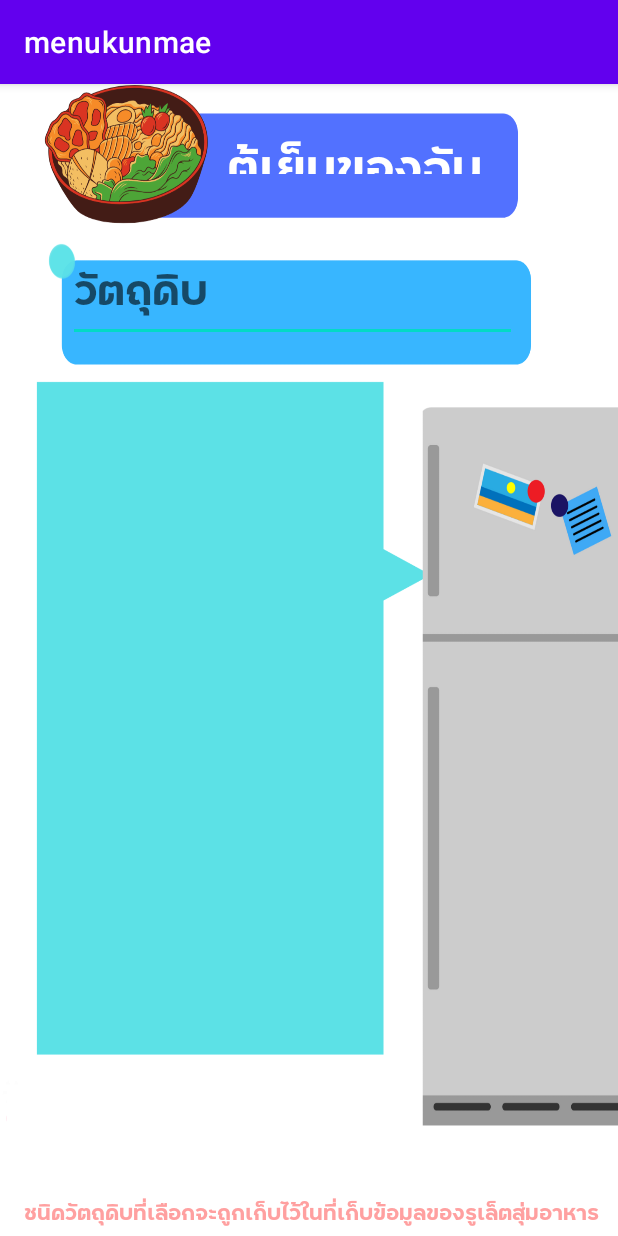
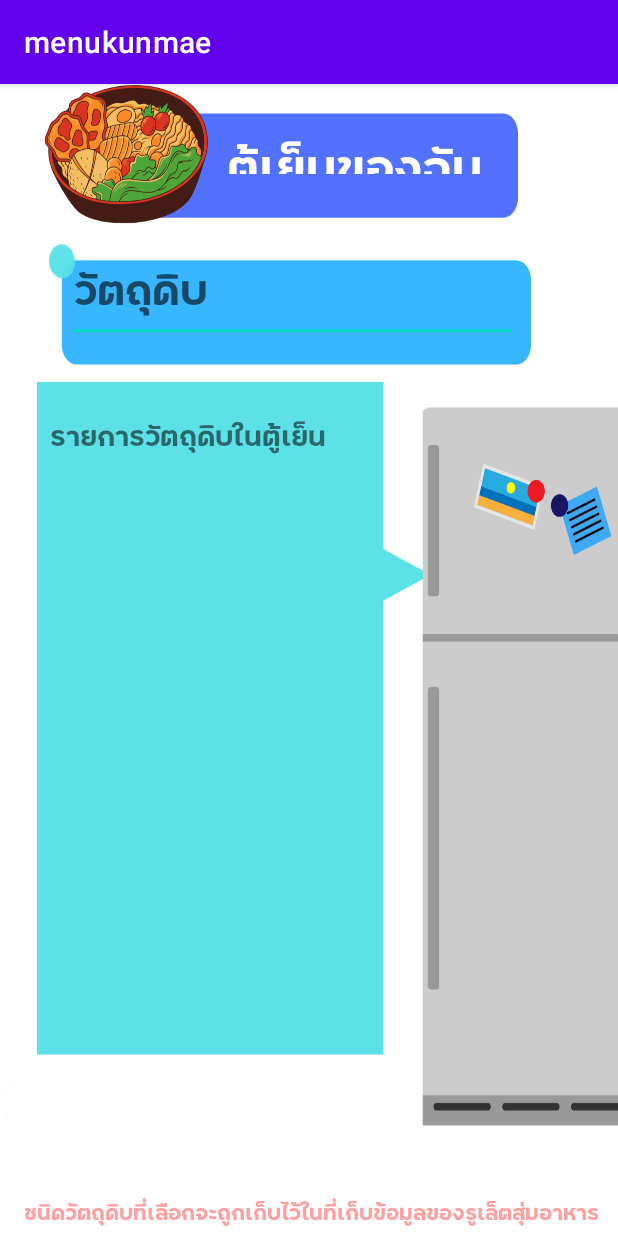
Before and after one commit to bunnybunbun37204/menukunmae_complete, an Android app: the Main3Activity screen opened directly, with no data from a screen before it, on a phone screen of 412 x 824 dp. Run offline under Robolectric (Android 15) with nearby library versions, the phone set to English and light mode, and no system bars.

Commit message:
add a lot of function and components

```diff
--- a/app/src/main/AndroidManifest.xml
+++ b/app/src/main/AndroidManifest.xml
@@ -1,6 +1,8 @@
 <?xml version="1.0" encoding="utf-8"?>
 <manifest xmlns:android="http://schemas.android.com/apk/res/android"
     package="com.wfh.menukunmae">
+
+    <uses-permission android:name="android.permission.INTERNET"/>
 
     <application
         android:allowBackup="true"
--- a/app/src/main/java/com/wfh/menukunmae/Main3Activity.java
+++ b/app/src/main/java/com/wfh/menukunmae/Main3Activity.java
@@ -7,9 +7,12 @@ import android.os.Bundle;
 import android.util.Log;
 import android.view.KeyEvent;
 import android.view.View;
-import android.widget.EditText;
+import android.widget.ArrayAdapter;
+import android.widget.AutoCompleteTextView;
+import android.widget.ListView;
 
 import java.util.ArrayList;
+import java.util.List;
 
 import com.wfh.menukunmae.tools.SerializeObject;
 
@@ -17,23 +20,35 @@ import com.wfh.menukunmae.tools.SerializeObject;
 public class Main3Activity extends AppCompatActivity {
 
     private View decorView;
-    private EditText ingredientInput;
+    private AutoCompleteTextView ingredientInput;
+    private ListView listIngredientView;
     private String ingredient;
     private ArrayList<String> ingredientsList;
+    private List<String> ingredients = MainActivity.getIngredientList();
 
     @Override
     protected void onCreate(Bundle savedInstanceState) {
         super.onCreate(savedInstanceState);
         setContentView(R.layout.activity_main3);
+        Log.i("LOG-INFO", "TEST : " + ingredients);
+        listIngredientView = (ListView) findViewById(R.id.list_ingredient_item);
+
         try {
             ingredientsList = getIngredientsList(getApplicationContext());
-        }
-        catch (Exception e){
-            Log.d("LOG-DEBUGGER","NONE");
+        } catch (Exception e) {
+            Log.d("LOG-DEBUGGER", "NONE");
             ingredientsList = new ArrayList<String>();
         }
-        Log.i("LOG-INFO","TEST : "+ingredientsList);
-        ingredientInput = (EditText) findViewById(R.id.ingredientInput);
+        ArrayAdapter<String> ingredientApapter = new ArrayAdapter<String>(this,
+                android.R.layout.simple_list_item_1, ingredientsList);
+
+        listIngredientView.setAdapter(ingredientApapter);
+
+        ingredientInput = (AutoCompleteTextView) findViewById(R.id.ingredientInput);
+        ArrayAdapter<String> arrayAdapter = new ArrayAdapter<String>(this,
+                R.layout.custom_list_item, R.id.text_view_list_item, ingredients);
+        ingredientInput.setAdapter(arrayAdapter);
+
         ingredientInput.setOnKeyListener(new View.OnKeyListener() {
             @Override
             public boolean onKey(View view, int keyCode, KeyEvent keyEvent) {
@@ -41,16 +56,16 @@ public class Main3Activity extends AppCompatActivity {
                 if ((keyEvent.getAction() == KeyEvent.ACTION_DOWN) &&
                         (keyCode == KeyEvent.KEYCODE_ENTER)) {
                     // Perform action on key press
-                    Log.d("LOG-DEBUGGER","KEY PRESS");
+                    Log.d("LOG-DEBUGGER", "KEY PRESS");
 
                     ingredient = ingredientInput.getText().toString();
 
-                    if(ingredient != "" || ingredient == null){
+                    if (ingredient != "" || ingredient == null) {
                         ingredientsList.add(ingredient);
                         saveIngredientsList(getApplicationContext(), ingredientsList);
                     }
 
-                    Log.d("LOG-DEBUGGER","TEXT : "+ingredientsList);
+                    Log.d("LOG-DEBUGGER", "TEXT : " + ingredientsList);
                     return true;
                 }
                 return false;
@@ -98,14 +113,14 @@ public class Main3Activity extends AppCompatActivity {
         return output;
     }
 
-    private void saveIngredientsList(Context context, ArrayList<String> ingredientsList){
+    private void saveIngredientsList(Context context, ArrayList<String> ingredientsList) {
         String ser = SerializeObject.objectToString(ingredientsList);
         if (ser != null && !ser.equalsIgnoreCase("")) {
             SerializeObject.WriteSettings(context, ser, "saveddata.dat");
         } else {
             SerializeObject.WriteSettings(context, "", "saveddata.dat");
         }
-        Log.d("LOG-DEBUGGER","SAVED");
+        Log.d("LOG-DEBUGGER", "SAVED");
     }
 
 }
--- a/app/src/main/res/layout/activity_main3.xml
+++ b/app/src/main/res/layout/activity_main3.xml
@@ -8,25 +8,41 @@
     tools:context=".Main3Activity">
 
 
-    <EditText
+    <AutoCompleteTextView
         android:id="@+id/ingredientInput"
         android:layout_width="299dp"
         android:layout_height="64dp"
         android:layout_marginStart="35dp"
         android:layout_marginTop="108dp"
         android:layout_marginEnd="35dp"
+        android:completionHint="เลือกวัตถุดิบ"
+        android:completionThreshold="1"
         android:ems="10"
         android:fontFamily="@font/fridaymeduim"
+        android:hint="วัตถุดิบ"
         android:inputType="textPersonName"
         android:text=""
         android:textColor="#FFfFFF"
         android:textSize="35dp"
-        android:hint="วัตถุดิบ"
         android:visibility="visible"
         app:layout_constraintEnd_toEndOf="parent"
         app:layout_constraintHorizontal_bias="0.238"
         app:layout_constraintStart_toStartOf="parent"
         app:layout_constraintTop_toTopOf="parent" />
+
+    <TextView
+        android:id="@+id/textView2"
+        android:layout_width="0dp"
+        android:layout_height="0dp"
+        android:fontFamily="@font/fridaymeduim"
+        android:text="ชนิดวัตถุดิบที่เลือกจะถูกเก็บไว้ในที่เก็บข้อมูลของรูเล็ตสุ่มอาหาร"
+        android:textColor="#FFA0A0"
+        android:textSize="18dp"
+        app:layout_constraintBottom_toBottomOf="parent"
+        app:layout_constraintEnd_toEndOf="@+id/textView3"
+        app:layout_constraintHorizontal_bias="0.0"
+        app:layout_constraintStart_toStartOf="@+id/textView3"
+        app:layout_constraintTop_toBottomOf="@+id/textView" />
 
     <TextView
         android:id="@+id/textView"
@@ -45,20 +61,6 @@
         app:layout_constraintTop_toTopOf="parent" />
 
     <TextView
-        android:id="@+id/textView2"
-        android:layout_width="0dp"
-        android:layout_height="0dp"
-        android:fontFamily="@font/fridaymeduim"
-        android:text="ชนิดวัตถุดิบที่เลือกจะถูกเก็บไว้ในที่เก็บข้อมูลของรูเล็ตสุ่มอาหาร"
-        android:textColor="#FFA0A0"
-        android:textSize="18dp"
-        app:layout_constraintBottom_toBottomOf="parent"
-        app:layout_constraintEnd_toEndOf="@+id/textView3"
-        app:layout_constraintHorizontal_bias="0.0"
-        app:layout_constraintStart_toStartOf="@+id/textView3"
-        app:layout_constraintTop_toBottomOf="@+id/textView" />
-
-    <TextView
         android:id="@+id/textView3"
         android:layout_width="409dp"
         android:layout_height="66dp"
@@ -71,4 +73,29 @@
         app:layout_constraintStart_toStartOf="parent"
         app:layout_constraintTop_toTopOf="@+id/textView2" />
 
+    <LinearLayout
+        android:layout_width="210dp"
+        android:layout_height="405dp"
+        android:orientation="vertical"
+        app:layout_constraintBottom_toBottomOf="parent"
+        app:layout_constraintEnd_toEndOf="parent"
+        app:layout_constraintHorizontal_bias="0.164"
+        app:layout_constraintStart_toStartOf="parent"
+        app:layout_constraintTop_toTopOf="parent"
+        app:layout_constraintVertical_bias="0.613">
+
+        <TextView
+            android:id="@+id/ingredient"
+            android:layout_width="match_parent"
+            android:layout_height="wrap_content"
+            android:fontFamily="@font/fridaymeduim"
+            android:text="รายการวัตถุดิบในตู้เย็น"
+            android:textSize="23sp" />
+
+        <ListView
+            android:id="@+id/list_ingredient_item"
+            android:layout_width="match_parent"
+            android:layout_height="match_parent" />
+    </LinearLayout>
+
 </androidx.constraintlayout.widget.ConstraintLayout>
--- a/app/src/main/res/layout/custom_dialog.xml
+++ b/app/src/main/res/layout/custom_dialog.xml
@@ -5,6 +5,7 @@
     android:layout_width="350dp"
     android:layout_height="350dp"
     android:layout_gravity="center"
+    tools:context=".Main4Activity"
     android:background="@drawable/back_for_popup">
 
     <TextView
@@ -16,13 +17,14 @@
         android:layout_marginTop="304dp"
         android:layout_marginEnd="15dp"
         android:background="@drawable/xbutton" />
+
     <android.widget.ImageView
+        android:id="@+id/foodImage"
         android:layout_width="193dp"
         android:layout_height="168dp"
         android:layout_alignEnd="@+id/textView4"
         android:layout_alignParentBottom="true"
         android:layout_marginTop="18dp"
-
         android:layout_marginEnd="-6dp"
         android:layout_marginBottom="148dp"
         android:forceHasOverlappingRendering="true"
```
Also changed, not shown: app/src/main/assets/ingredients.json (added, +12 -0 lines), app/src/main/java/com/wfh/menukunmae/Main2Activity.java (+10 -7 lines), app/src/main/java/com/wfh/menukunmae/Main4Activity.java (+17 -4 lines), app/src/main/java/com/wfh/menukunmae/Main5Activity.java (+6 -3 lines), app/src/main/java/com/wfh/menukunmae/MainActivity.java (+25 -9 lines), app/src/main/java/com/wfh/menukunmae/classes/Ingredient.java (added, +22 -0 lines), app/src/main/java/com/wfh/menukunmae/tools/LoadImage.java (added, +36 -0 lines), app/src/main/res/layout/custom_list_item.xml (added, +21 -0 lines).
